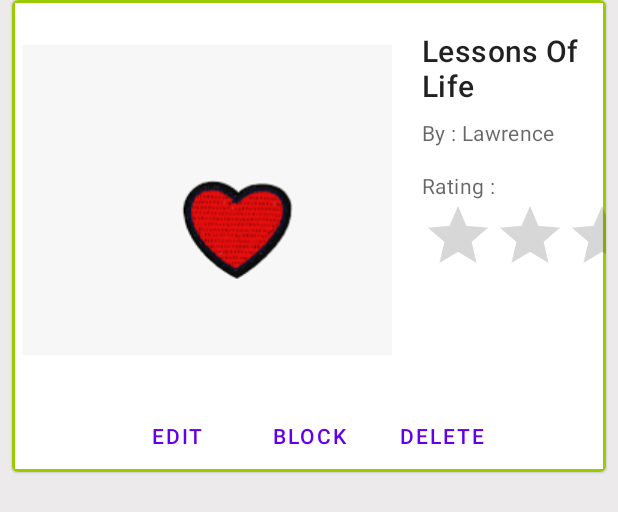
After one commit to SwarajErra/book-recommendation-app-android, an Android app: the layout book_card.xml on its own in the app's theme, with its tools: preview values and no code run, on a phone screen of 412 x 824 dp. The commit adds this screen. Shown: the top 512 px of the screen. Run offline under Robolectric (Android 15) with nearby library versions, the phone set to English and light mode, and no system bars.

Commit message:
Home Screen and Filtering Functionality with Dynamic Cards

```diff
--- a/app/src/main/AndroidManifest.xml
+++ b/app/src/main/AndroidManifest.xml
@@ -5,7 +5,7 @@
     <application
         android:allowBackup="true"
         android:icon="@mipmap/ic_launcher"
-        android:label="@string/app_name"
+        android:label="Book Recommendation"
         android:roundIcon="@mipmap/ic_launcher_round"
         android:supportsRtl="true"
         android:theme="@style/Theme.Bookrecommendationappandroid">
--- /dev/null
+++ b/app/src/main/res/drawable-v24/border.xml
@@ -0,0 +1,5 @@
+<?xml version="1.0" encoding="utf-8"?>
+<shape xmlns:android="http://schemas.android.com/apk/res/android"
+    android:shape="rectangle">
+    <stroke android:width="2dip" android:color="@android:color/holo_green_light" />
+</shape>
--- /dev/null
+++ b/app/src/main/res/layout/book_card.xml
@@ -0,0 +1,121 @@
+<?xml version="1.0" encoding="utf-8"?>
+<androidx.constraintlayout.widget.ConstraintLayout xmlns:android="http://schemas.android.com/apk/res/android"
+    xmlns:app="http://schemas.android.com/apk/res-auto"
+    xmlns:tools="http://schemas.android.com/tools"
+    android:layout_width="match_parent"
+    android:layout_height="match_parent"
+    android:background="#E1E0E0"
+    android:backgroundTint="#ECEAEA">
+
+    <com.google.android.material.card.MaterialCardView
+        android:id="@+id/card"
+        android:layout_width="match_parent"
+        android:layout_height="wrap_content"
+        android:layout_margin="8dp"
+        android:theme="@style/Theme.MaterialComponents.DayNight"
+        tools:ignore="MissingConstraints">
+
+        <LinearLayout
+            android:layout_width="match_parent"
+            android:layout_height="wrap_content"
+            android:id="@+id/cardLayout"
+            android:background="@drawable/border"
+            android:orientation="vertical">
+
+            <TableRow
+                android:layout_width="wrap_content"
+                android:layout_height="wrap_content"
+                >
+
+                <LinearLayout
+                    android:layout_width="wrap_content"
+                    android:layout_height="wrap_content"
+                    android:orientation="vertical"
+                    >
+
+                    <ImageView
+                        android:layout_width="380px"
+                        android:paddingLeft="10px"
+                        android:id="@+id/bookImage"
+                        android:layout_height="400px"
+                        android:contentDescription="image_description"
+                        android:src="@drawable/img1" />
+
+                </LinearLayout>
+
+                <LinearLayout
+                    android:layout_width="match_parent"
+                    android:layout_height="wrap_content"
+                    android:orientation="vertical"
+                    android:paddingTop="30px"
+                    android:paddingLeft="30px"
+                    >
+
+                    <TextView
+                        android:layout_width="wrap_content"
+                        android:layout_height="wrap_content"
+                        android:id="@+id/title"
+                        android:text="Lessons Of Life"
+                        android:textAppearance="?attr/textAppearanceHeadline6"
+                        />
+                    <TextView
+                        android:layout_width="wrap_content"
+                        android:layout_height="wrap_content"
+                        android:id="@+id/authour"
+                        android:layout_marginTop="8dp"
+                        android:text="By : Lawrence"
+                        android:textAppearance="?attr/textAppearanceBody2"
+                        android:textColor="?android:attr/textColorSecondary"
+                        />
+                    <TextView
+                        android:layout_width="wrap_content"
+                        android:layout_height="wrap_content"
+                        android:layout_marginTop="16dp"
+                        android:id="@+id/rating"
+                        android:text="Rating : "
+                        android:textAppearance="?attr/textAppearanceBody2"
+                        android:textColor="?android:attr/textColorSecondary"
+                        />
+                    <RatingBar
+                        android:id="@+id/ratingBar"
+                        android:layout_width="wrap_content"
+                        android:layout_height="wrap_content" />
+
+                </LinearLayout>
+
+            </TableRow>
+
+            <!-- Buttons -->
+            <TableRow
+                android:layout_width="wrap_content"
+                android:layout_height="wrap_content"
+                android:orientation="horizontal"
+                android:layout_gravity="center">
+
+                <com.google.android.material.button.MaterialButton
+                    android:layout_width="wrap_content"
+                    android:id="@+id/edit"
+                    android:layout_height="wrap_content"
+                    android:text="Edit"
+                    style="?attr/borderlessButtonStyle"
+                    />
+                <com.google.android.material.button.MaterialButton
+                    android:layout_width="wrap_content"
+                    android:layout_height="wrap_content"
+                    android:id="@+id/block"
+                    android:text="Block"
+                    style="?attr/borderlessButtonStyle"
+                    />
+                <com.google.android.material.button.MaterialButton
+                    android:layout_width="wrap_content"
+                    android:layout_height="wrap_content"
+                    android:id="@+id/delete"
+                    android:text="Delete"
+                    style="?attr/borderlessButtonStyle"
+                    />
+            </TableRow>
+
+        </LinearLayout>
+
+    </com.google.android.material.card.MaterialCardView>
+</androidx.constraintlayout.widget.ConstraintLayout>
```
Also changed, not shown: app/src/main/java/com/example/book_recommendation_app_android/home.java (+112 -6 lines), app/src/main/res/drawable/search_icon.xml (added, +10 -0 lines), app/src/main/res/layout/activity_home.xml (+86 -4 lines), app/src/main/res/drawable/img1.jpg (added), app/src/main/res/drawable/img10.jpg (added), app/src/main/res/drawable/img2.png (added), app/src/main/res/drawable/img3.jpg (added), app/src/main/res/drawable/img4.jpg (added), app/src/main/res/drawable/img5.jpg (added), app/src/main/res/drawable/img6.jpg (added), app/src/main/res/drawable/img7.jpg (added), app/src/main/res/drawable/img8.jpg (added), app/src/main/res/drawable/img9.jpg (added).
